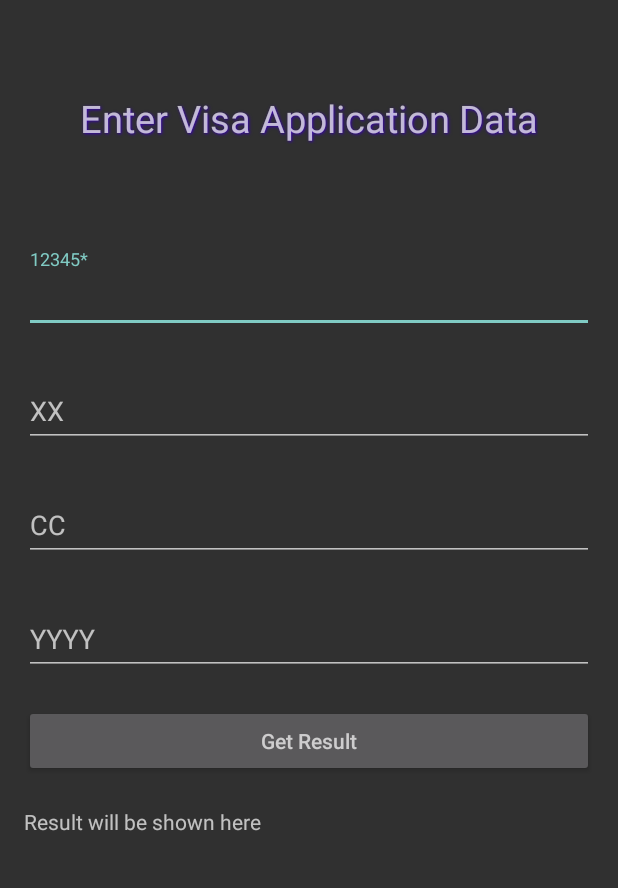
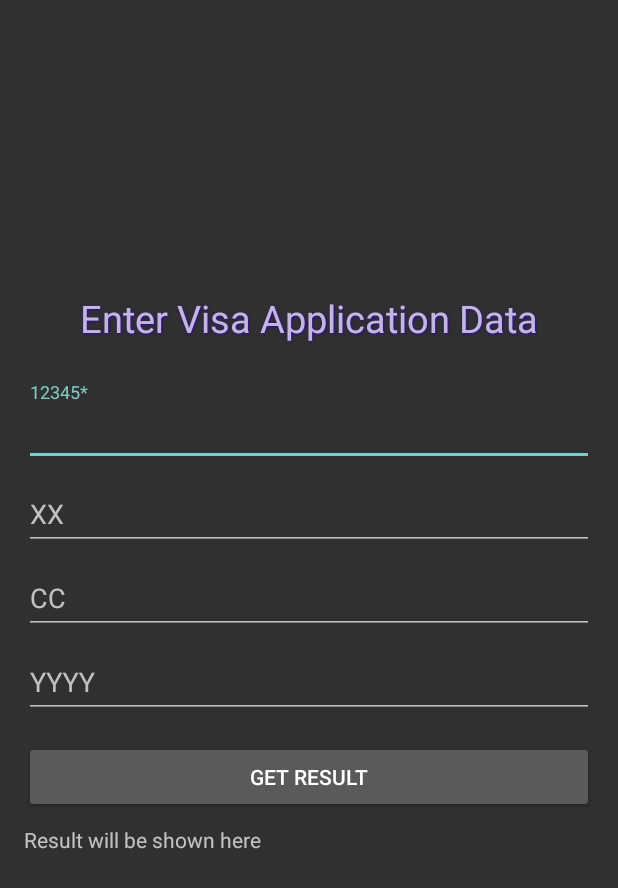
Before and after one commit to Bonuseto/RewritedVisaChecker, an Android app: the screen it shows after launch (MainActivity), on a phone screen of 412 x 824 dp. Shown: the top 888 px of the screen. Run offline under Robolectric (Android 15) with nearby library versions, the phone set to English and light mode, and no system bars.

Commit message:
optimize ui

```diff
--- a/app/src/main/AndroidManifest.xml
+++ b/app/src/main/AndroidManifest.xml
@@ -12,7 +12,10 @@
         android:roundIcon="@mipmap/ic_launcher_round"
         android:supportsRtl="true"
         android:theme="@style/Theme.AppCompat.NoActionBar">
-        <activity android:name=".MainActivity">
+        <activity
+            android:name=".MainActivity"
+            android:screenOrientation="portrait"
+            android:windowSoftInputMode="adjustResize">
             <intent-filter>
                 <action android:name="android.intent.action.MAIN" />
 
--- a/app/src/main/java/com/example/rewritedvisachecker/MainActivity.java
+++ b/app/src/main/java/com/example/rewritedvisachecker/MainActivity.java
@@ -15,8 +15,6 @@ import android.widget.EditText;
 import android.widget.TextView;
 
 import java.util.ArrayList;
-
-import static com.example.rewritedvisachecker.R.id.applicationNumber;
 
 public class MainActivity extends AppCompatActivity {
     private EditText et_appNum, et_appNumFak, et_type, et_year;
@@ -48,7 +46,7 @@ public class MainActivity extends AppCompatActivity {
                             @Override
                             public void run() {
                                 visaStatus.add(html); //bad workaround
-                                final TextView textVisaStatus = findViewById(R.id.textView);
+                                final TextView textVisaStatus = findViewById(R.id.txt_result_visa);
                                 textVisaStatus.setText(visaStatus.get(0)); //bad workaround
                             }
                         });
--- a/app/src/main/res/layout/activity_main.xml
+++ b/app/src/main/res/layout/activity_main.xml
@@ -1,111 +1,104 @@
 <?xml version="1.0" encoding="utf-8"?>
-<ScrollView xmlns:tools="http://schemas.android.com/tools"
-    android:layout_width='match_parent'
-    android:layout_height='match_parent'
-    xmlns:android="http://schemas.android.com/apk/res/android">
-<RelativeLayout
+<RelativeLayout xmlns:android="http://schemas.android.com/apk/res/android"
+    xmlns:tools="http://schemas.android.com/tools"
     android:layout_width="match_parent"
     android:layout_height="match_parent"
-    android:paddingBottom="16dp"
-    android:paddingLeft="16dp"
-    android:paddingRight="16dp"
-    android:paddingTop="16dp"
+    android:padding="16dp"
     tools:context="com.example.rewritedvisachecker.MainActivity">
+
     <TextView
         android:layout_width="wrap_content"
         android:layout_height="wrap_content"
-        android:text="Enter Visa Application Data"
-        android:textSize="25dp"
+        android:layout_above="@+id/container_input_visa_data"
         android:layout_centerHorizontal="true"
-        android:layout_marginTop="45dp"
+        android:layout_marginBottom="25dp"
         android:shadowColor="@color/colorPrimaryDark"
         android:shadowDx="1"
         android:shadowDy="1"
-        android:shadowRadius="2"/>
+        android:shadowRadius="2"
+        android:text="@string/header_enter_data"
+        android:textSize="25sp" />
+
     <LinearLayout
+        android:id="@+id/container_input_visa_data"
         android:layout_width="match_parent"
         android:layout_height="wrap_content"
-        android:layout_marginTop="150dp"
+        android:layout_centerInParent="true"
         android:orientation="vertical">
+
         <com.google.android.material.textfield.TextInputLayout
             android:layout_width="match_parent"
             android:layout_height="wrap_content">
+
             <EditText
+                android:id="@+id/applicationNumber"
                 android:layout_width="match_parent"
                 android:layout_height="wrap_content"
-                android:id="@+id/applicationNumber"
-                android:hint="12345*"
-                android:inputType="number"
-                android:layout_marginBottom="20dp"/>
-        </com.google.android.material.textfield.TextInputLayout>
-        <com.google.android.material.textfield.TextInputLayout
-            android:layout_width="match_parent"
-            android:layout_height="wrap_content">
-        <EditText
-            android:layout_width="match_parent"
-            android:layout_height="wrap_content"
-            android:id="@+id/applicationNumberFake"
-            android:hint="XX"
-            android:inputType="number"
-            android:layout_marginBottom="20dp"/>
-        </com.google.android.material.textfield.TextInputLayout>
-        <com.google.android.material.textfield.TextInputLayout
-            android:layout_width="match_parent"
-            android:layout_height="wrap_content">
-            <EditText
-                android:layout_width="match_parent"
-                android:layout_height="wrap_content"
-                android:id="@+id/type"
-                android:hint="CC"
-                android:inputType="textCapCharacters"
-                android:layout_marginBottom="20dp"/>
-        </com.google.android.material.textfield.TextInputLayout>
-        <com.google.android.material.textfield.TextInputLayout
-            android:layout_width="match_parent"
-            android:layout_height="wrap_content">
-            <EditText
-                android:layout_width="match_parent"
-                android:layout_height="wrap_content"
-                android:id="@+id/year"
-                android:hint="YYYY"
-                android:inputType="number"
-                android:layout_marginBottom="20dp"/>
-        </com.google.android.material.textfield.TextInputLayout>
-        <com.google.android.material.textfield.TextInputLayout
-            android:layout_width="match_parent"
-            android:layout_height="wrap_content">
-            <Button
-                android:layout_width="match_parent"
-                android:layout_height="wrap_content"
-                android:id="@+id/resultButton"
-                android:hint="Get Result"
-                android:layout_marginBottom="20dp"/>
-        </com.google.android.material.textfield.TextInputLayout>
-        <com.google.android.material.textfield.TextInputLayout
-            android:layout_width="match_parent"
-            android:layout_height="wrap_content">
-            <TextView
-                android:layout_width="match_parent"
-                android:layout_height="wrap_content"
-                android:id="@+id/textView"
-                android:hint="Result will be shown here"
-                android:layout_marginBottom="20dp"/>
+                android:layout_marginTop="@dimen/edt_margin_top_input"
+                android:hint="@string/user_number"
+                android:inputType="number" />
         </com.google.android.material.textfield.TextInputLayout>
 
         <com.google.android.material.textfield.TextInputLayout
             android:layout_width="match_parent"
-            android:layout_height="match_parent"
-            android:visibility="invisible">
+            android:layout_height="wrap_content">
 
-            <WebView
-                android:id="@+id/webview"
+            <EditText
+                android:id="@+id/applicationNumberFake"
                 android:layout_width="match_parent"
                 android:layout_height="wrap_content"
-                android:layout_marginBottom="20dp"
-                android:hint="Result will be shown here"
-                android:visibility="invisible" />
+                android:layout_marginTop="@dimen/edt_margin_top_input"
+                android:hint="@string/user_number_fake"
+                android:inputType="number" />
         </com.google.android.material.textfield.TextInputLayout>
-</LinearLayout>
+
+        <com.google.android.material.textfield.TextInputLayout
+            android:layout_width="match_parent"
+            android:layout_height="wrap_content">
+
+            <EditText
+                android:id="@+id/type"
+                android:layout_width="match_parent"
+                android:layout_height="wrap_content"
+                android:layout_marginTop="@dimen/edt_margin_top_input"
+                android:hint="@string/visa_type"
+                android:inputType="textCapCharacters" />
+        </com.google.android.material.textfield.TextInputLayout>
+
+        <com.google.android.material.textfield.TextInputLayout
+            android:layout_width="match_parent"
+            android:layout_height="wrap_content">
+
+            <EditText
+                android:id="@+id/year"
+                android:layout_width="match_parent"
+                android:layout_height="wrap_content"
+                android:layout_marginTop="@dimen/edt_margin_top_input"
+                android:hint="@string/visa_year"
+                android:inputType="number" />
+        </com.google.android.material.textfield.TextInputLayout>
+
+        <Button
+            android:id="@+id/resultButton"
+            android:layout_width="match_parent"
+            android:layout_height="wrap_content"
+            android:layout_marginTop="15dp"
+            android:text="@string/get_data" />
+
+        <TextView
+            android:id="@+id/txt_result_visa"
+            android:layout_width="match_parent"
+            android:layout_height="wrap_content"
+            android:layout_marginTop="@dimen/edt_margin_top_input"
+            android:text="@string/result_status" />
+
+    </LinearLayout>
+
+    <WebView
+        android:id="@+id/webview"
+        android:layout_width="wrap_content"
+        android:layout_height="wrap_content"
+        android:layout_below="@+id/container_input_visa_data"
+        android:visibility="gone" />
 
 </RelativeLayout>
-</ScrollView>
--- a/app/src/main/res/values/strings.xml
+++ b/app/src/main/res/values/strings.xml
@@ -1,3 +1,10 @@
 <resources>
     <string name="app_name">RewritedVisaChecker</string>
+    <string name="header_enter_data">Enter Visa Application Data</string>
+    <string name="get_data">Get Result</string>
+    <string name="result_status">Result will be shown here</string>
+    <string name="user_number">12345*</string>
+    <string name="user_number_fake">XX</string>
+    <string name="visa_type">CC</string>
+    <string name="visa_year">YYYY</string>
 </resources>
```
